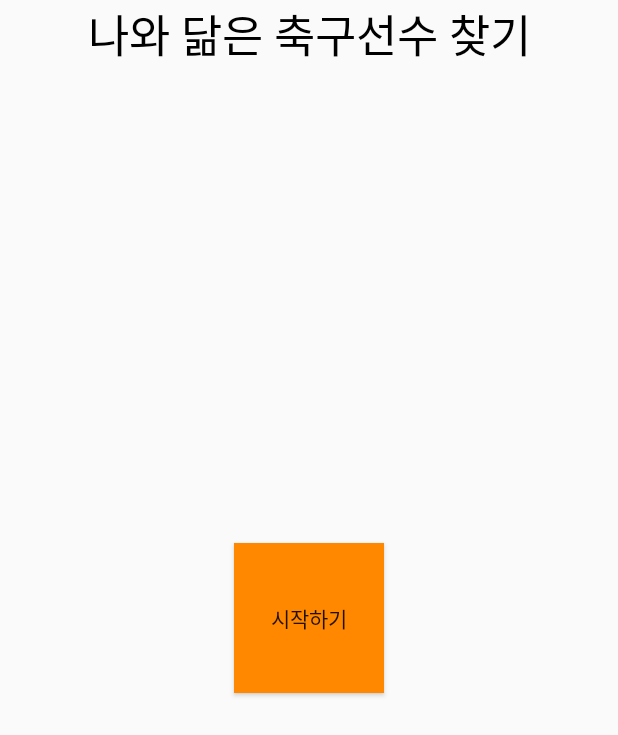
After one commit to yeongwoojang/webviewStudy, an Android app: the layout activity_home.xml on its own in the app's theme, with its tools: preview values and no code run, on a phone screen of 412 x 824 dp. The commit adds this screen. Shown: the top 735 px of the screen. Run offline under Robolectric (Android 15) with nearby library versions, the phone set to English and light mode, and no system bars.

```diff
--- /dev/null
+++ b/app/src/main/res/layout/activity_home.xml
@@ -0,0 +1,24 @@
+<?xml version="1.0" encoding="utf-8"?>
+<RelativeLayout xmlns:android="http://schemas.android.com/apk/res/android"
+    xmlns:app="http://schemas.android.com/apk/res-auto"
+    xmlns:tools="http://schemas.android.com/tools"
+    android:layout_width="match_parent"
+    android:layout_height="match_parent"
+    tools:context=".HomeActivity">
+    <TextView
+        android:layout_width="match_parent"
+        android:layout_height="wrap_content"
+        android:text="나와 닮은 축구선수 찾기"
+        android:textColor="@android:color/black"
+        android:textSize="30dp"
+        android:gravity="center"
+        />
+    <Button
+        android:id="@+id/btn_start"
+        android:layout_width="100dp"
+        android:layout_height="100dp"
+        android:text="시작하기"
+        android:background="@android:color/holo_orange_dark"
+        android:layout_centerInParent="true"
+        />
+</RelativeLayout>
```
Also changed, not shown: app/src/main/AndroidManifest.xml (+21 -11 lines), app/src/main/java/com/example/characterapp/HomeActivity.kt (added, +17 -0 lines), app/src/main/java/com/example/characterapp/MainActivity.kt (+75 -154 lines), app/src/main/res/drawable/ready.png (added), app/src/main/res/xml/file_paths.xml (line endings or trailing spaces).
